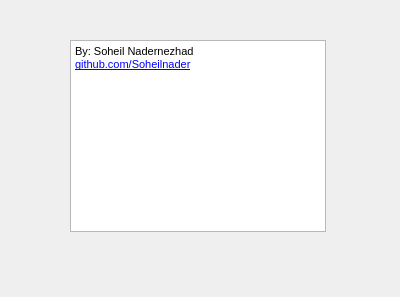
The window that dialogabout.ui (Soheilnader/TS-Packet-Analyser) describes before a commit, drawn with Qt 5.
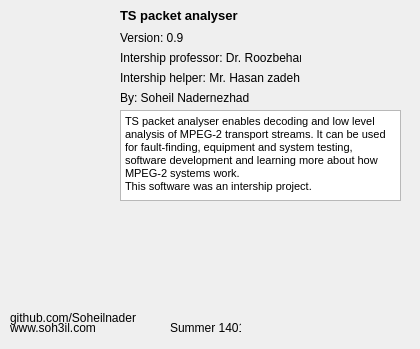
The same window after the commit. Icons and pictures are not drawn.

```diff
--- a/dialogabout.ui
+++ b/dialogabout.ui
@@ -9,8 +9,8 @@
    <rect>
     <x>0</x>
     <y>0</y>
-    <width>400</width>
-    <height>297</height>
+    <width>420</width>
+    <height>349</height>
    </rect>
   </property>
   <property name="sizePolicy">
@@ -37,10 +37,10 @@
   <widget class="QTextBrowser" name="textBrowser">
    <property name="geometry">
     <rect>
-     <x>70</x>
-     <y>40</y>
-     <width>256</width>
-     <height>192</height>
+     <x>120</x>
+     <y>110</y>
+     <width>281</width>
+     <height>91</height>
     </rect>
    </property>
    <property name="html">
@@ -48,8 +48,207 @@
 &lt;html&gt;&lt;head&gt;&lt;meta name=&quot;qrichtext&quot; content=&quot;1&quot; /&gt;&lt;style type=&quot;text/css&quot;&gt;
 p, li { white-space: pre-wrap; }
 &lt;/style&gt;&lt;/head&gt;&lt;body style=&quot; font-family:'MS Shell Dlg 2'; font-size:8.25pt; font-weight:400; font-style:normal;&quot;&gt;
-&lt;p style=&quot; margin-top:0px; margin-bottom:0px; margin-left:0px; margin-right:0px; -qt-block-indent:0; text-indent:0px;&quot;&gt;By: Soheil Nadernezhad&lt;/p&gt;
-&lt;p style=&quot; margin-top:0px; margin-bottom:0px; margin-left:0px; margin-right:0px; -qt-block-indent:0; text-indent:0px;&quot;&gt;&lt;a href=&quot;https://github.com/Soheilnader&quot;&gt;&lt;span style=&quot; font-size:8pt; text-decoration: underline; color:#0000ff;&quot;&gt;github.com/Soheilnader&lt;/span&gt;&lt;/a&gt;&lt;/p&gt;&lt;/body&gt;&lt;/html&gt;</string>
+&lt;p style=&quot; margin-top:0px; margin-bottom:0px; margin-left:0px; margin-right:0px; -qt-block-indent:0; text-indent:0px;&quot;&gt;TS packet analyser enables decoding and low level analysis of MPEG-2 transport streams. It can be used for fault-finding, equipment and system testing, software development and learning more about how MPEG-2 systems work.&lt;/p&gt;
+&lt;p style=&quot; margin-top:0px; margin-bottom:0px; margin-left:0px; margin-right:0px; -qt-block-indent:0; text-indent:0px;&quot;&gt;This software was an intership project.&lt;/p&gt;&lt;/body&gt;&lt;/html&gt;</string>
+   </property>
+  </widget>
+  <widget class="QLabel" name="label">
+   <property name="geometry">
+    <rect>
+     <x>170</x>
+     <y>210</y>
+     <width>91</width>
+     <height>101</height>
+    </rect>
+   </property>
+   <property name="text">
+    <string/>
+   </property>
+   <property name="scaledContents">
+    <bool>true</bool>
+   </property>
+  </widget>
+  <widget class="QLabel" name="label_2">
+   <property name="geometry">
+    <rect>
+     <x>20</x>
+     <y>210</y>
+     <width>91</width>
+     <height>101</height>
+    </rect>
+   </property>
+   <property name="text">
+    <string/>
+   </property>
+   <property name="scaledContents">
+    <bool>true</bool>
+   </property>
+  </widget>
+  <widget class="QLabel" name="label_3">
+   <property name="geometry">
+    <rect>
+     <x>10</x>
+     <y>310</y>
+     <width>151</width>
+     <height>16</height>
+    </rect>
+   </property>
+   <property name="text">
+    <string>github.com/Soheilnader</string>
+   </property>
+   <property name="openExternalLinks">
+    <bool>true</bool>
+   </property>
+  </widget>
+  <widget class="QLabel" name="label_5">
+   <property name="geometry">
+    <rect>
+     <x>10</x>
+     <y>10</y>
+     <width>91</width>
+     <height>101</height>
+    </rect>
+   </property>
+   <property name="text">
+    <string/>
+   </property>
+   <property name="pixmap">
+    <pixmap>resources/packet.ico</pixmap>
+   </property>
+   <property name="scaledContents">
+    <bool>true</bool>
+   </property>
+  </widget>
+  <widget class="QLabel" name="label_6">
+   <property name="geometry">
+    <rect>
+     <x>120</x>
+     <y>0</y>
+     <width>131</width>
+     <height>31</height>
+    </rect>
+   </property>
+   <property name="font">
+    <font>
+     <pointsize>10</pointsize>
+     <weight>75</weight>
+     <bold>true</bold>
+    </font>
+   </property>
+   <property name="text">
+    <string>TS packet analyser</string>
+   </property>
+  </widget>
+  <widget class="QLabel" name="label_7">
+   <property name="geometry">
+    <rect>
+     <x>320</x>
+     <y>210</y>
+     <width>91</width>
+     <height>101</height>
+    </rect>
+   </property>
+   <property name="text">
+    <string/>
+   </property>
+   <property name="scaledContents">
+    <bool>true</bool>
+   </property>
+  </widget>
+  <widget class="QLabel" name="label_8">
+   <property name="geometry">
+    <rect>
+     <x>10</x>
+     <y>320</y>
+     <width>151</width>
+     <height>16</height>
+    </rect>
+   </property>
+   <property name="text">
+    <string>www.soh3il.com</string>
+   </property>
+   <property name="openExternalLinks">
+    <bool>true</bool>
+   </property>
+  </widget>
+  <widget class="QLabel" name="label_4">
+   <property name="geometry">
+    <rect>
+     <x>120</x>
+     <y>90</y>
+     <width>151</width>
+     <height>16</height>
+    </rect>
+   </property>
+   <property name="text">
+    <string>By: Soheil Nadernezhad</string>
+   </property>
+   <property name="openExternalLinks">
+    <bool>true</bool>
+   </property>
+  </widget>
+  <widget class="QLabel" name="label_9">
+   <property name="geometry">
+    <rect>
+     <x>170</x>
+     <y>320</y>
+     <width>71</width>
+     <height>16</height>
+    </rect>
+   </property>
+   <property name="text">
+    <string>Summer 1401</string>
+   </property>
+   <property name="openExternalLinks">
+    <bool>true</bool>
+   </property>
+  </widget>
+  <widget class="QLabel" name="label_10">
+   <property name="geometry">
+    <rect>
+     <x>120</x>
+     <y>30</y>
+     <width>71</width>
+     <height>16</height>
+    </rect>
+   </property>
+   <property name="text">
+    <string>Version: 0.9</string>
+   </property>
+   <property name="openExternalLinks">
+    <bool>true</bool>
+   </property>
+  </widget>
+  <widget class="QLabel" name="label_11">
+   <property name="geometry">
+    <rect>
+     <x>120</x>
+     <y>70</y>
+     <width>191</width>
+     <height>16</height>
+    </rect>
+   </property>
+   <property name="text">
+    <string>Intership helper: Mr. Hasan zadeh</string>
+   </property>
+   <property name="openExternalLinks">
+    <bool>true</bool>
+   </property>
+  </widget>
+  <widget class="QLabel" name="label_12">
+   <property name="geometry">
+    <rect>
+     <x>120</x>
+     <y>50</y>
+     <width>181</width>
+     <height>16</height>
+    </rect>
+   </property>
+   <property name="text">
+    <string>Intership professor: Dr. Roozbehani</string>
+   </property>
+   <property name="openExternalLinks">
+    <bool>true</bool>
    </property>
   </widget>
  </widget>
```
Left out of the diff: 4 changed lines with no effect on the pictures.
